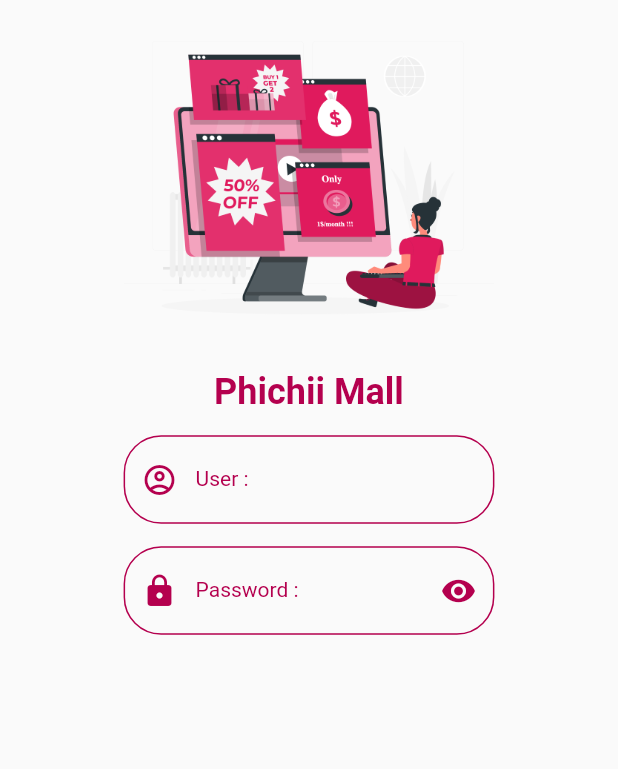
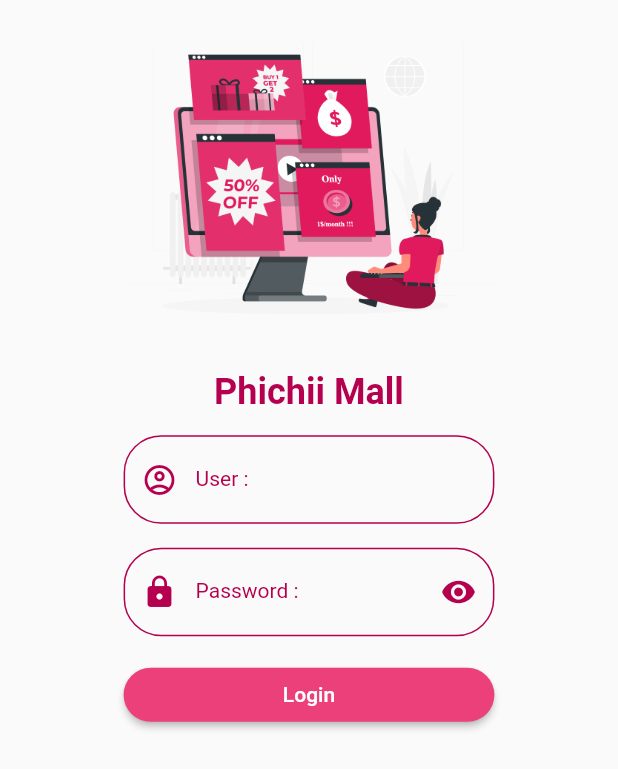
Before and after one commit to Wintech-thekop/PichiiMall, a Flutter app: the screen it shows after launch, on a phone screen of 412 x 824 dp. Shown: the top 769 px of the screen. Run offline on Flutter 3.47's test engine with Material 2 defaults, Android fonts, the phone set to English and light mode, and no system bars.

Commit message:
EP10 การทำปุ่ม Elevate Button

```diff
--- a/lib/state/authen.dart
+++ b/lib/state/authen.dart
@@ -28,10 +28,28 @@ class _AuthenState extends State<Authen> {
               buildTitle(),
               buildUser(size),
               buildPassword(size),
+              buildLogin(size),
             ],
           ),
         ),
       ),
+    );
+  }
+
+  Row buildLogin(double size) {
+    return Row(
+      mainAxisAlignment: MainAxisAlignment.center,
+      children: [
+        Container(
+          margin: EdgeInsets.symmetric(vertical: 15),
+          width: size * 0.6,
+          child: ElevatedButton(
+            style: MyConstant().myButtonStyle(),
+            onPressed: () {},
+            child: Text('Login'),
+          ),
+        ),
+      ],
     );
   }
 
@@ -40,7 +58,7 @@ class _AuthenState extends State<Authen> {
       mainAxisAlignment: MainAxisAlignment.center,
       children: [
         Container(
-          margin: EdgeInsets.only(top: 15),
+          margin: EdgeInsets.only(top: 16),
           width: size * 0.6, // กำหนดความกว้างของรูปภาพเป็น 60% ของหน้าจอ
           child: TextFormField(
             obscureText: statusRedEye, // การทำให้เป็นดอกจันทร์
--- a/lib/utility/my_constant.dart
+++ b/lib/utility/my_constant.dart
@@ -41,4 +41,12 @@ class MyConstant {
         color: dark,
         fontWeight: FontWeight.normal,
       );
+
+  // Button style
+  ButtonStyle myButtonStyle() => ElevatedButton.styleFrom(
+        primary: MyConstant.primary,
+        shape: RoundedRectangleBorder(
+          borderRadius: BorderRadius.circular(25),
+        ),
+      );
 }
```
Lines whose indentation alone changed are shown as unchanged.
